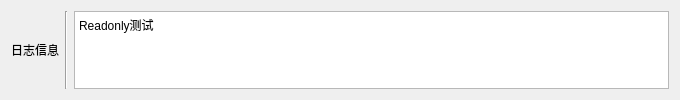
Above: GUI/ui/info.ui from Frost-rA9/infusion-companion before the change. Below: the same form after it.
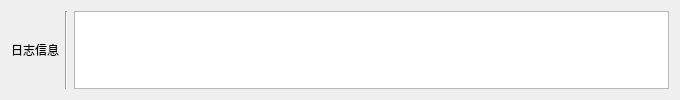
That is the form after the change.

Commit message: 删除原有信息

What changed in the file:
```diff
--- a/GUI/ui/info.ui
+++ b/GUI/ui/info.ui
@@ -56,7 +56,6 @@
 &lt;html&gt;&lt;head&gt;&lt;meta name=&quot;qrichtext&quot; content=&quot;1&quot; /&gt;&lt;style type=&quot;text/css&quot;&gt;
 p, li { white-space: pre-wrap; }
 &lt;/style&gt;&lt;/head&gt;&lt;body style=&quot; font-family:'SimSun'; font-size:9pt; font-weight:400; font-style:normal;&quot;&gt;
-&lt;p style=&quot; margin-top:0px; margin-bottom:0px; margin-left:0px; margin-right:0px; -qt-block-indent:0; text-indent:0px;&quot;&gt;Readonly测试&lt;/p&gt;
 &lt;p style=&quot;-qt-paragraph-type:empty; margin-top:0px; margin-bottom:0px; margin-left:0px; margin-right:0px; -qt-block-indent:0; text-indent:0px;&quot;&gt;&lt;br /&gt;&lt;/p&gt;&lt;/body&gt;&lt;/html&gt;</string>
        </property>
       </widget>
```
